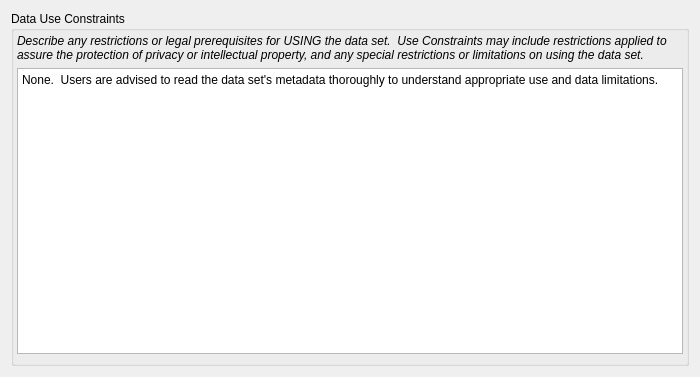
Old version of the form pymdwizard/gui/ui_files/UseConstraints.ui in the repository DOI-USGS/fort-pymdwizard.
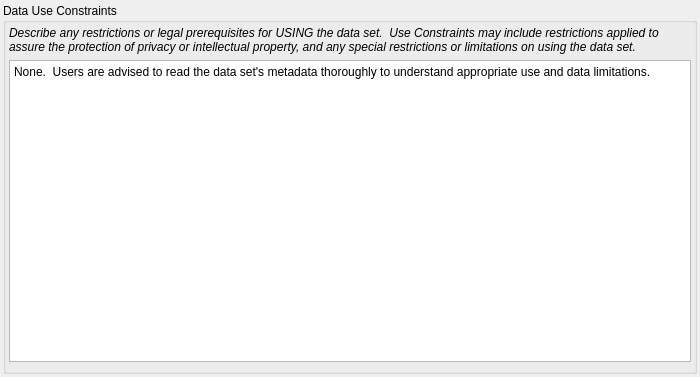
New version of the form.

The edit to the form file:
```diff
--- a/pymdwizard/gui/ui_files/UseConstraints.ui
+++ b/pymdwizard/gui/ui_files/UseConstraints.ui
@@ -20,6 +20,21 @@
    <string>Form</string>
   </property>
   <layout class="QGridLayout" name="gridLayout">
+   <property name="leftMargin">
+    <number>3</number>
+   </property>
+   <property name="topMargin">
+    <number>3</number>
+   </property>
+   <property name="rightMargin">
+    <number>3</number>
+   </property>
+   <property name="bottomMargin">
+    <number>3</number>
+   </property>
+   <property name="horizontalSpacing">
+    <number>3</number>
+   </property>
    <item row="0" column="0">
     <widget class="QGroupBox" name="groupBox">
      <property name="title">
```
